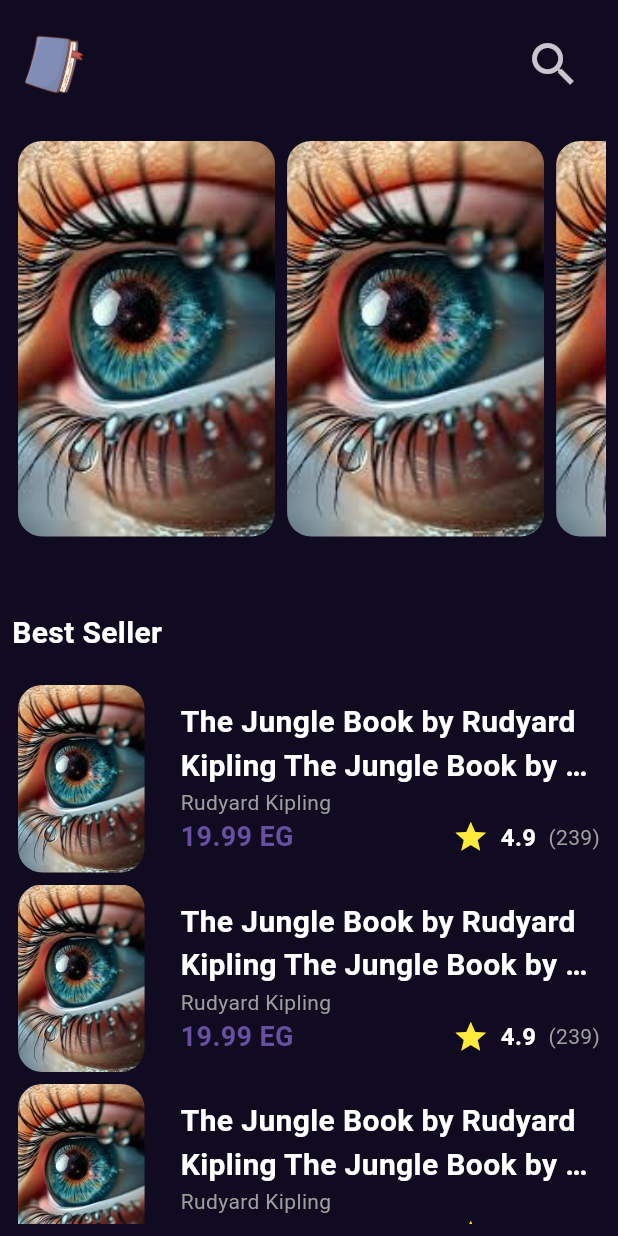
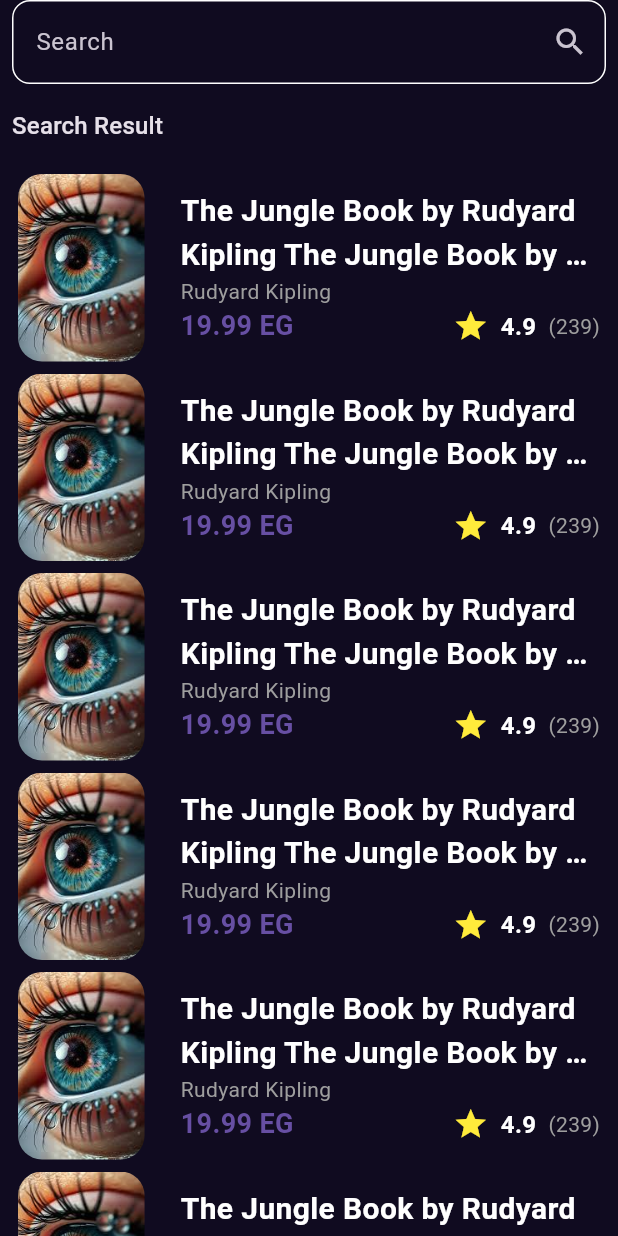
Before and after one commit to AhmedSaleh74/BooklyApp-Clean-Arch-, a Flutter app: the screen it shows after launch, after a tap on the "search" icon, on a phone screen of 412 x 824 dp. Run offline on Flutter 3.47's test engine with Material 3 defaults, Android fonts, the phone set to English and light mode, and no system bars; our stand-ins replace go_router.

Commit message:
feat(search_view): add search view
- created SearchView and SearchViewBody
- added custom search text field
- setup layout for search results

```diff
--- a/lib/core/utils/app_router.dart
+++ b/lib/core/utils/app_router.dart
@@ -1,4 +1,5 @@
 import 'package:bookly/features/home/presentation/views/home_view.dart';
+import 'package:bookly/features/search/presentation/views/search_view.dart';
 import 'package:flutter/material.dart';
 import 'package:go_router/go_router.dart';
 import '../../features/home/presentation/views/book_details_view.dart';
@@ -7,6 +8,7 @@ import '../../features/splash/presentation/views/splash_view.dart';
 abstract class AppRouter {
   static const kHomeView = '/homeView';
   static const kBookDetailsView = '/bookDetailsView';
+  static const kSearchView = '/searchView';
 
   /// The route configuration.
   static final GoRouter router = GoRouter(
@@ -16,17 +18,19 @@ abstract class AppRouter {
         builder:
             (BuildContext context, GoRouterState state) => const SplashView(),
       ),
-
       GoRoute(
         path: kHomeView,
         builder:
             (BuildContext context, GoRouterState state) => const HomeView(),
       ),
-
       GoRoute(
         path: kBookDetailsView,
         builder: (context, state) => const BookDetailsView(),
       ),
+      GoRoute(
+        path: kSearchView,
+        builder: (context, state) => const SearchView(),
+      ),
     ],
   );
 }
--- a/lib/features/home/presentation/views/widgets/best_seller_listview.dart
+++ b/lib/features/home/presentation/views/widgets/best_seller_listview.dart
@@ -1,5 +1,3 @@
-import 'dart:ui';
-
 import 'package:flutter/material.dart';
 
 import 'custom_best_seller_item.dart';
@@ -15,7 +13,7 @@ class BestSellerListView extends StatelessWidget {
       itemBuilder: (context, index) {
         return const Padding(
           padding: EdgeInsets.all(4.0),
-          child: CustomBestSellerItem(),
+          child: BookListViewItem(),
         );
       },
     );
--- a/lib/features/home/presentation/views/widgets/custom_appbar.dart
+++ b/lib/features/home/presentation/views/widgets/custom_appbar.dart
@@ -1,5 +1,8 @@
 import 'package:bookly/core/utils/assets.dart';
 import 'package:flutter/material.dart';
+import 'package:go_router/go_router.dart';
+
+import '../../../../../core/utils/app_router.dart';
 
 class CustomAppBar extends StatelessWidget {
   const CustomAppBar({super.key});
@@ -12,7 +15,12 @@ class CustomAppBar extends StatelessWidget {
         mainAxisAlignment: MainAxisAlignment.spaceBetween,
         children: [
           Image.asset(AssetsData.logo, width: 40, height: 40),
-          IconButton(onPressed: () {}, icon: Icon(Icons.search, size: 38)),
+          IconButton(
+            onPressed: () {
+              context.go(AppRouter.kSearchView);
+            },
+            icon: Icon(Icons.search, size: 38),
+          ),
         ],
       ),
     );
--- a/lib/features/home/presentation/views/widgets/custom_best_seller_item.dart
+++ b/lib/features/home/presentation/views/widgets/custom_best_seller_item.dart
@@ -6,8 +6,8 @@ import '../../../../../core/utils/assets.dart';
 import '../../../../../core/utils/styles.dart';
 import 'book_rating.dart';
 
-class CustomBestSellerItem extends StatelessWidget {
-  const CustomBestSellerItem({super.key});
+class BookListViewItem extends StatelessWidget {
+  const BookListViewItem({super.key});
 
   @override
   Widget build(BuildContext context) {
--- /dev/null
+++ b/lib/features/search/presentation/views/search_view.dart
@@ -0,0 +1,11 @@
+import 'package:bookly/features/search/presentation/views/widgets/search_view_body.dart';
+import 'package:flutter/material.dart';
+
+class SearchView extends StatelessWidget {
+  const SearchView({super.key});
+
+  @override
+  Widget build(BuildContext context) {
+    return const SafeArea(child: Scaffold(body: SearchViewBody()));
+  }
+}
--- /dev/null
+++ b/lib/features/search/presentation/views/widgets/custom_search_text_field.dart
@@ -0,0 +1,19 @@
+import 'package:flutter/material.dart';
+
+class CustomSearchTextField extends StatelessWidget {
+  const CustomSearchTextField({super.key});
+
+  @override
+  Widget build(BuildContext context) {
+    return TextField(
+      decoration: InputDecoration(
+        hintText: 'Search',
+        suffixIcon: IconButton(onPressed: () {}, icon: Icon(Icons.search)),
+        enabledBorder: OutlineInputBorder(
+          borderRadius: BorderRadius.circular(12),
+          borderSide: const BorderSide(color: Colors.white),
+        ),
+      ),
+    );
+  }
+}
--- /dev/null
+++ b/lib/features/search/presentation/views/widgets/search_view_body.dart
@@ -0,0 +1,41 @@
+import 'package:flutter/material.dart';
+
+import '../../../../home/presentation/views/widgets/custom_best_seller_item.dart';
+import 'custom_search_text_field.dart';
+
+class SearchViewBody extends StatelessWidget {
+  const SearchViewBody({super.key});
+
+  @override
+  Widget build(BuildContext context) {
+    return Padding(
+      padding: const EdgeInsets.symmetric(horizontal: 8.0),
+      child: Column(
+        crossAxisAlignment: CrossAxisAlignment.start,
+        spacing: 16,
+        children: [
+          CustomSearchTextField(),
+          Text('Search Result', style: Theme.of(context).textTheme.titleMedium),
+          Expanded(child: SearchResultListView()),
+        ],
+      ),
+    );
+  }
+}
+
+class SearchResultListView extends StatelessWidget {
+  const SearchResultListView({super.key});
+
+  @override
+  Widget build(BuildContext context) {
+    return ListView.builder(
+      itemCount: 10,
+      itemBuilder: (context, index) {
+        return const Padding(
+          padding: EdgeInsets.all(4.0),
+          child: BookListViewItem(),
+        );
+      },
+    );
+  }
+}
```
